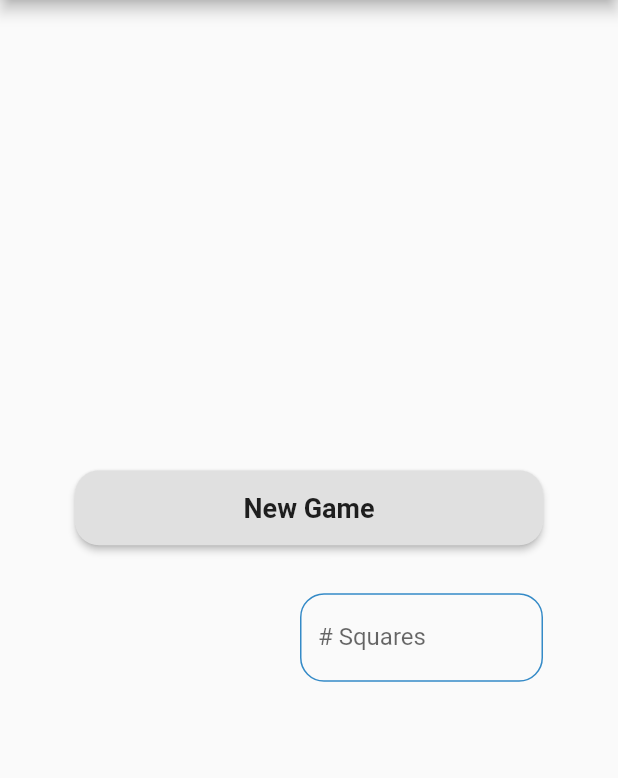
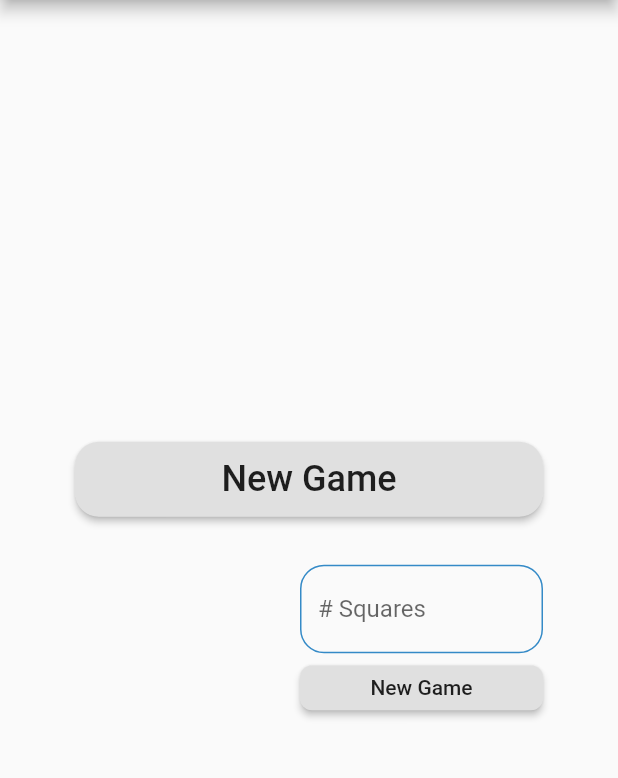
Before and after one commit to Romanoferr/0-60_drinking_game, a Flutter app: the screen it shows after launch, on a phone screen of 412 x 824 dp, the part 84-862 px from its top. Run offline on Flutter 3.47's test engine with Material 2 defaults, Android fonts, the phone set to English and light mode, and no system bars; our stand-ins replace flutter_phoenix, rflutter_alert; missing offline and left inert: dart:ffi.

Commit message:
updated homepage textform deleted

```diff
--- a/lib/controller/controlpage.dart
+++ b/lib/controller/controlpage.dart
@@ -11,13 +11,22 @@ class ControlPage extends StatefulWidget {
 class _ControlPageState extends State<ControlPage> {
 
   bool _controller = false;
+  int _number = 0;
 
-  void initState(){
+
+  void initState() {
     super.initState();
     _updateController(_controller);
+    _updateNumber(_number);
   }
 
-  void _updateController(bool controller){
+  void _updateNumber(int boxes){
+    setState(() {
+      _number = boxes;
+    });
+  }
+
+  void _updateController(bool controller) {
     setState(() {
       _controller = controller;
     });
@@ -25,11 +34,12 @@ class _ControlPageState extends State<ControlPage> {
 
   @override
   Widget build(BuildContext context) {
-    if (_controller == true){
-      return Game();
+    if ((_controller == true) | (_number != 0)) {
+      return Game(boxQuantity: _number);
     }
-    return Phoenix (child: HomePage(
-      onGame: _updateController,
+    return Phoenix(
+        child: HomePage(
+      onGame: _updateController, boxCount: _updateNumber,
     )
     );
   }
--- a/lib/controller/textform.dart
+++ /dev/null
@@ -1,50 +0,0 @@
-import 'package:flutter/cupertino.dart';
-import 'package:flutter/material.dart';
-
-class MyCustomForm extends StatefulWidget {
-  @override
-  _MyCustomFormState createState() => _MyCustomFormState();
-}
-
-class _MyCustomFormState extends State<MyCustomForm> {
-  final myController = TextEditingController();
-
-  @override
-  void dispose() {
-    myController.dispose();
-    super.dispose();
-  }
-
-  @override
-  Widget build(BuildContext context) {
-    return Padding(
-        padding: const EdgeInsets.only(left: 150, right: 0),
-        child: Column(
-          mainAxisAlignment: MainAxisAlignment.center,
-          crossAxisAlignment: CrossAxisAlignment.stretch,
-          children: [
-            TextField(
-              textAlign: TextAlign.center,
-              controller: myController,
-              decoration: InputDecoration(
-                focusedBorder: OutlineInputBorder(
-                  borderSide: BorderSide(color: Colors.green),
-                  borderRadius: BorderRadius.all(
-                    Radius.circular(16.0),
-                  ),
-                ),
-                labelText: "# Squares",
-                enabledBorder: OutlineInputBorder(
-                  borderRadius: BorderRadius.all(
-                    Radius.circular(16.0),
-                  ),
-                  borderSide: BorderSide(
-                    color: Color.fromRGBO(52, 138, 199, 1.0),
-                  ),
-                ),
-              ),
-            ),
-          ],
-        ));
-  }
-}
--- a/lib/game/gamebutton.dart
+++ b/lib/game/gamebutton.dart
@@ -2,6 +2,8 @@ import 'package:flutter/cupertino.dart';
 import 'package:flutter/material.dart';
 import 'package:flutter_phoenix/flutter_phoenix.dart';
 import 'package:rflutter_alert/rflutter_alert.dart';
+
+import '../main.dart';
 
 // ignore: must_be_immutable
 class GameButton extends StatefulWidget {
@@ -76,7 +78,7 @@ class _GameButtonState extends State<GameButton> {
   void resetGame() {
     Navigator.pop(context);
     _updatePlay(true);
-    Phoenix.rebirth(context);
+    main();  // Back to Grid with new Chosen // no reset
   }
 
   @override
@@ -95,8 +97,8 @@ class _GameButtonState extends State<GameButton> {
               offset: Offset(0.3, 0.5),
               blurRadius: 0.3,
               color: Colors.black54,
-            )
-          ]
+            ),
+          ],
           ),
         ),
         onPressed:
--- a/lib/home/homebutton.dart
+++ b/lib/home/homebutton.dart
@@ -2,30 +2,31 @@ import 'package:flutter/cupertino.dart';
 import 'package:flutter/material.dart';
 
 class HomeButton extends StatelessWidget {
-
   HomeButton({
     this.text,
     this.onPressed,
     this.heightOfset,
-    this.borderRadius
+    this.borderRadius,
+    this.fontSize,
   });
 
   final VoidCallback onPressed;
   final String text;
   final double heightOfset;
   final double borderRadius;
-
+  final double fontSize;
 
   @override
   Widget build(BuildContext context) {
     return SizedBox(
       height: heightOfset,
       child: RaisedButton(
-        child: Text(text,
-        style: TextStyle(
-          fontSize: 18,
-          fontWeight: FontWeight.w700,
-        ),),
+        child: Text(
+          text,
+          style: TextStyle(
+            fontSize: fontSize,
+          ),
+        ),
         onPressed: onPressed,
         shape: RoundedRectangleBorder(
           borderRadius: BorderRadius.all(
--- a/lib/home/homepage.dart
+++ b/lib/home/homepage.dart
@@ -1,18 +1,27 @@
+import 'dart:async';
+import 'dart:ffi';
 import 'package:flutter/cupertino.dart';
+
 import 'package:flutter/material.dart';
+import 'package:vira_copo_drinking_game/controller/controlpage.dart';
 import 'package:vira_copo_drinking_game/controller/textform.dart';
 import 'package:vira_copo_drinking_game/game/gamemain.dart';
 import 'package:vira_copo_drinking_game/home/homebutton.dart';
 
 class HomePage extends StatelessWidget {
-  HomePage({@required this.onGame});
+  HomePage({@required this.onGame, @required this.boxCount});
 
   final Function(bool) onGame;
+  final Function (int) boxCount;
 
-
-  void _newGame(){
+  void newGame() {
     onGame(true);
   }
+  void boxCounter(){
+    boxCount(10);
+  }
+
+  final myController = TextEditingController();
 
   Widget _contentInHome() {
     return Padding(
@@ -23,12 +32,53 @@ class HomePage extends StatelessWidget {
           children: [
             HomeButton(
               text: "New Game",
-            onPressed: _newGame,
+              fontSize: 24,
+              onPressed: newGame,
               heightOfset: 50.0,
               borderRadius: 16.0,
             ),
             SizedBox(height: 32.0),
-          MyCustomForm(),
+            Padding(
+              padding: const EdgeInsets.only(left: 150, right: 0),
+              child: Column(
+                mainAxisAlignment: MainAxisAlignment.center,
+                crossAxisAlignment: CrossAxisAlignment.stretch,
+                children: [
+                  TextField(
+                    keyboardType: TextInputType.number,
+                    textAlign: TextAlign.center,
+                    controller: myController,
+                    decoration: InputDecoration(
+                      focusedBorder: OutlineInputBorder(
+                        borderSide: BorderSide(color: Colors.green),
+                        borderRadius: BorderRadius.all(
+                          Radius.circular(16.0),
+                        ),
+                      ),
+                      labelText: "# Squares",
+                      enabledBorder: OutlineInputBorder(
+                        borderRadius: BorderRadius.all(
+                          Radius.circular(16.0),
+                        ),
+                        borderSide: BorderSide(
+                          color: Color.fromRGBO(52, 138, 199, 1.0),
+                        ),
+                      ),
+                    ),
+                  ),
+                  SizedBox(height: 8),
+                  HomeButton(
+                    text: "New Game",
+                    fontSize: 14,
+                    heightOfset: 30.0,
+                    borderRadius: 8.0,
+                    onPressed: () {
+                      boxCounter();
+                    },
+                  ),
+                ],
+              ),
+            ),
           ],
       ),
     );
--- a/lib/main.dart
+++ b/lib/main.dart
@@ -2,6 +2,7 @@ import 'package:flutter/cupertino.dart';
 import 'package:flutter/material.dart';
 import 'package:flutter_phoenix/flutter_phoenix.dart';
 import 'package:vira_copo_drinking_game/controller/controlpage.dart';
+import 'package:vira_copo_drinking_game/home/homepage.dart';
 
 void main() {
   runApp(MyApp());
@@ -13,7 +14,7 @@ class MyApp extends StatelessWidget {
     return Phoenix (child: MaterialApp(
       title: "0 - 45 Drinking Game",
       home: ControlPage(),
-    )
+      ),
     );
   }
 }
```
Also changed, not shown: lib/game/gamemain.dart (+7 -2 lines). Lines whose indentation alone changed are shown as unchanged.
